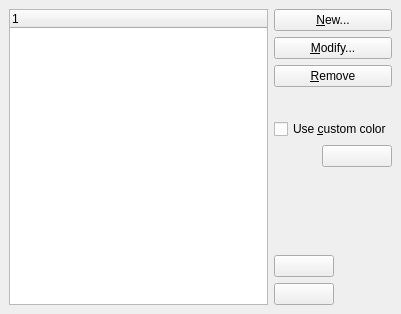
First picture: the form in kopete/config/accounts/kopeteaccountconfigbase.ui, repository KDE/kopete, before the edit.
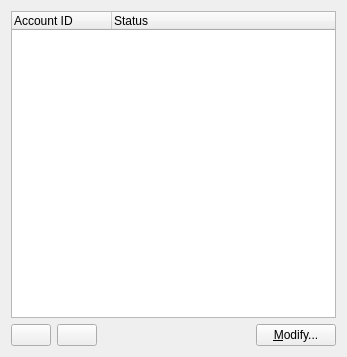
Second picture: the form after the edit. Custom widgets are drawn as their Qt base class.

Commit message: Simplify the Account Config dialog (discussed with Matt Rogers) The custom color still needs to be put somewhere else.

Patch:
```diff
--- a/kopete/config/accounts/kopeteaccountconfigbase.ui
+++ b/kopete/config/accounts/kopeteaccountconfigbase.ui
@@ -6,243 +6,100 @@
    <rect>
     <x>0</x>
     <y>0</y>
-    <width>401</width>
-    <height>314</height>
+    <width>347</width>
+    <height>357</height>
    </rect>
   </property>
   <property name="windowTitle" >
    <string>Manage Accounts</string>
   </property>
-  <layout class="QGridLayout" >
-   <property name="leftMargin" >
-    <number>9</number>
-   </property>
-   <property name="topMargin" >
-    <number>9</number>
-   </property>
-   <property name="rightMargin" >
-    <number>9</number>
-   </property>
-   <property name="bottomMargin" >
-    <number>9</number>
-   </property>
-   <property name="horizontalSpacing" >
-    <number>6</number>
-   </property>
-   <property name="verticalSpacing" >
-    <number>6</number>
-   </property>
-   <item rowspan="8" row="0" column="0" >
+  <layout class="QVBoxLayout" >
+   <item>
     <widget class="QTreeWidget" name="mAccountList" >
      <property name="alternatingRowColors" >
       <bool>true</bool>
      </property>
+     <property name="selectionBehavior" >
+      <enum>QAbstractItemView::SelectRows</enum>
+     </property>
+     <property name="iconSize" >
+      <size>
+       <width>32</width>
+       <height>32</height>
+      </size>
+     </property>
      <property name="rootIsDecorated" >
       <bool>false</bool>
      </property>
      <column>
       <property name="text" >
-       <string>1</string>
+       <string>Account ID</string>
+      </property>
+     </column>
+     <column>
+      <property name="text" >
+       <string>Status</string>
       </property>
      </column>
     </widget>
    </item>
-   <item row="3" column="2" >
-    <spacer>
-     <property name="orientation" >
-      <enum>Qt::Vertical</enum>
-     </property>
-     <property name="sizeType" >
-      <enum>QSizePolicy::Fixed</enum>
-     </property>
-     <property name="sizeHint" >
-      <size>
-       <width>70</width>
-       <height>20</height>
-      </size>
-     </property>
-    </spacer>
-   </item>
-   <item row="6" column="2" >
-    <spacer>
-     <property name="orientation" >
-      <enum>Qt::Vertical</enum>
-     </property>
-     <property name="sizeType" >
-      <enum>QSizePolicy::Expanding</enum>
-     </property>
-     <property name="sizeHint" >
-      <size>
-       <width>70</width>
-       <height>50</height>
-      </size>
-     </property>
-    </spacer>
-   </item>
-   <item row="7" column="1" colspan="2" >
-    <layout class="QGridLayout" >
-     <property name="leftMargin" >
-      <number>0</number>
-     </property>
-     <property name="topMargin" >
-      <number>0</number>
-     </property>
-     <property name="rightMargin" >
-      <number>0</number>
-     </property>
-     <property name="bottomMargin" >
-      <number>0</number>
-     </property>
-     <property name="horizontalSpacing" >
-      <number>6</number>
-     </property>
-     <property name="verticalSpacing" >
-      <number>6</number>
-     </property>
-     <item row="0" column="0" >
-      <widget class="KPushButton" name="mButtonUp" >
-       <property name="minimumSize" >
-        <size>
-         <width>60</width>
-         <height>10</height>
-        </size>
+   <item>
+    <layout class="QHBoxLayout" >
+     <item>
+      <widget class="QPushButton" name="mButtonNew" >
+       <property name="toolTip" >
+        <string>Add new account</string>
        </property>
+       <property name="text" >
+        <string/>
+       </property>
+      </widget>
+     </item>
+     <item>
+      <widget class="QPushButton" name="mButtonRemove" >
        <property name="toolTip" >
         <string>Increase the priority</string>
        </property>
        <property name="whatsThis" >
-        <string>Uses these buttons to increase or decrease the priority.
-The priority is used to determine which contact to use when you click on a metacontact: Kopete will use the contact of the account with the greatest priority (if all contacts have the same online status.)</string>
+        <string>Remove selected account</string>
+       </property>
+       <property name="text" >
+        <string/>
        </property>
       </widget>
      </item>
-     <item rowspan="2" row="0" column="1" >
+     <item>
       <spacer>
        <property name="orientation" >
         <enum>Qt::Horizontal</enum>
        </property>
-       <property name="sizeType" >
-        <enum>QSizePolicy::Expanding</enum>
-       </property>
        <property name="sizeHint" >
         <size>
-         <width>20</width>
-         <height>40</height>
+         <width>40</width>
+         <height>20</height>
         </size>
        </property>
       </spacer>
      </item>
-     <item row="1" column="0" >
-      <widget class="KPushButton" name="mButtonDown" >
-       <property name="minimumSize" >
-        <size>
-         <width>60</width>
-         <height>10</height>
-        </size>
-       </property>
+     <item>
+      <widget class="QPushButton" name="mButtonEdit" >
        <property name="toolTip" >
         <string>Decrease the priority</string>
        </property>
        <property name="whatsThis" >
-        <string>Uses these buttons to increase or decrease the priority.
-The priority is used to determine which contact to use when you click on a metacontact: Kopete will use the contact of the account with the greatest priority (if all contacts have the same online status.)</string>
+        <string>Let you edit the account's properties.</string>
+       </property>
+       <property name="text" >
+        <string>&amp;Modify...</string>
        </property>
       </widget>
      </item>
     </layout>
    </item>
-   <item row="5" column="1" >
-    <spacer>
-     <property name="orientation" >
-      <enum>Qt::Horizontal</enum>
-     </property>
-     <property name="sizeType" >
-      <enum>QSizePolicy::Minimum</enum>
-     </property>
-     <property name="sizeHint" >
-      <size>
-       <width>16</width>
-       <height>16</height>
-      </size>
-     </property>
-    </spacer>
-   </item>
-   <item row="5" column="2" >
-    <widget class="KColorButton" name="mColorButton" >
-     <property name="toolTip" >
-      <string>Account custom color selector</string>
-     </property>
-     <property name="whatsThis" >
-      <string>Allows you to set a custom color for this account.
-The icon of every contact of this account will be coloured with this color. Useful if you have several accounts of the same protocol</string>
-     </property>
-    </widget>
-   </item>
-   <item row="4" column="1" colspan="2" >
-    <widget class="QCheckBox" name="mUseColor" >
-     <property name="toolTip" >
-      <string>Use custom color for account</string>
-     </property>
-     <property name="whatsThis" >
-      <string>Allows you to set a custom color for this account</string>
-     </property>
-     <property name="text" >
-      <string>Use &amp;custom color</string>
-     </property>
-    </widget>
-   </item>
-   <item row="2" column="1" colspan="2" >
-    <widget class="QPushButton" name="mButtonRemove" >
-     <property name="toolTip" >
-      <string>Remove selected account</string>
-     </property>
-     <property name="whatsThis" >
-      <string>Remove selected account</string>
-     </property>
-     <property name="text" >
-      <string>&amp;Remove</string>
-     </property>
-    </widget>
-   </item>
-   <item row="1" column="1" colspan="2" >
-    <widget class="QPushButton" name="mButtonEdit" >
-     <property name="toolTip" >
-      <string>Modify selected account</string>
-     </property>
-     <property name="whatsThis" >
-      <string>Let you edit the account's properties.</string>
-     </property>
-     <property name="text" >
-      <string>&amp;Modify...</string>
-     </property>
-    </widget>
-   </item>
-   <item row="0" column="1" colspan="2" >
-    <widget class="QPushButton" name="mButtonNew" >
-     <property name="toolTip" >
-      <string>Add new account</string>
-     </property>
-     <property name="text" >
-      <string>&amp;New...</string>
-     </property>
-    </widget>
-   </item>
   </layout>
  </widget>
  <layoutdefault spacing="6" margin="11" />
  <pixmapfunction>qPixmapFromMimeSource</pixmapfunction>
- <customwidgets>
-  <customwidget>
-   <class>KColorButton</class>
-   <extends>QPushButton</extends>
-   <header>kcolorbutton.h</header>
-  </customwidget>
-  <customwidget>
-   <class>KPushButton</class>
-   <extends>QPushButton</extends>
-   <header>kpushbutton.h</header>
-  </customwidget>
- </customwidgets>
  <tabstops>
   <tabstop>mButtonNew</tabstop>
   <tabstop>mButtonEdit</tabstop>
```
Left out of the diff: 7 changed lines with no effect on the pictures. The commit also changes 2 other files.
